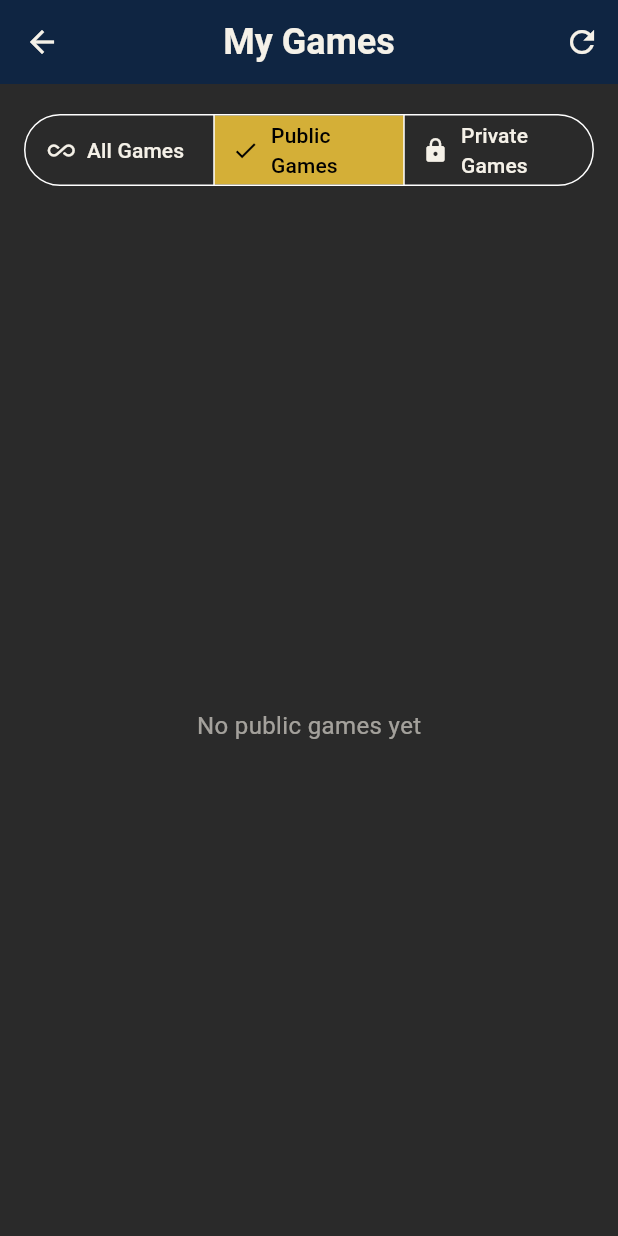
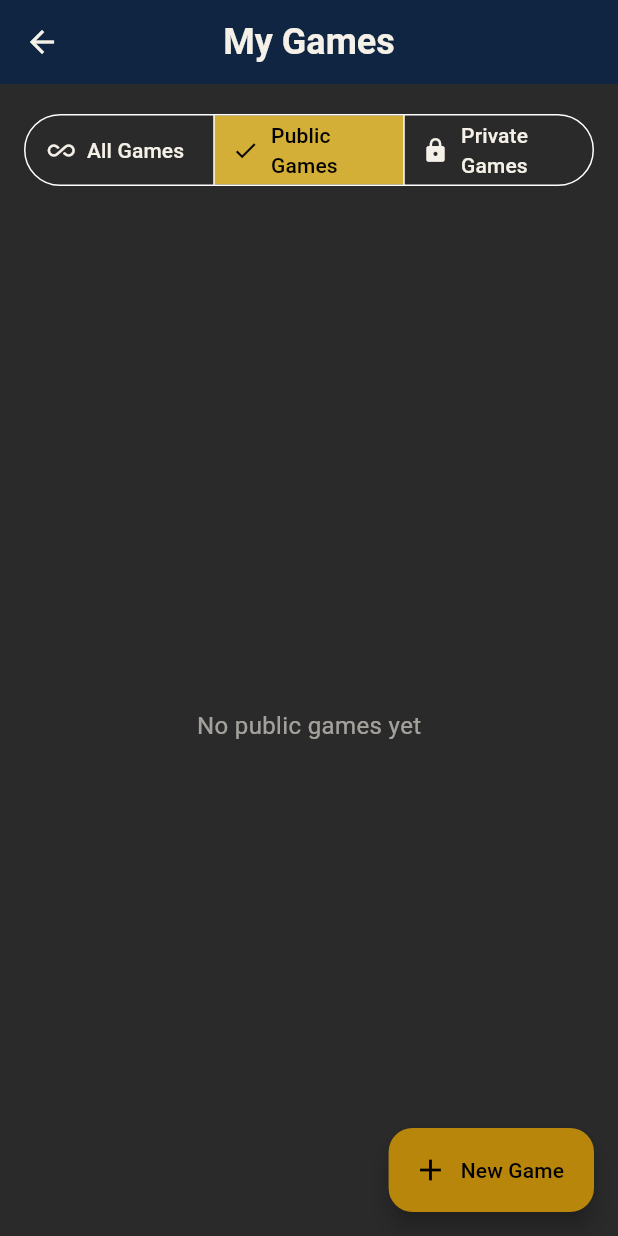
Before and after one commit to Benjination/Dice-Games, a Flutter app: the GameListScreen screen opened directly, after a tap on "My Saved Games", on a phone screen of 412 x 824 dp. Run offline on Flutter 3.47's test engine with Material 3 defaults, Android fonts, the phone set to English and light mode, and no system bars; our stand-ins replace cloud_firestore, firebase_analytics, firebase_auth, firebase_core, shared_preferences; accounts and stored records are empty.

Commit message:
Save game stuff

```diff
--- a/lib/screens/games/my_games_screen.dart
+++ b/lib/screens/games/my_games_screen.dart
@@ -2,10 +2,15 @@ import 'package:flutter/material.dart';
 import 'package:firebase_auth/firebase_auth.dart';
 
 import '../../models/saved_game.dart';
+import '../../models/squares_game.dart';
 import '../../services/game_service.dart';
+import '../../services/squares_service.dart';
 import '../../services/friends_service.dart';
 import '../../theme/dark_academia_theme.dart';
+import 'dice_builder_screen.dart';
 import 'dice_pool_screen.dart';
+import 'squares/squares_builder_screen.dart';
+import 'squares/squares_play_screen.dart';
 
 /// Filter options for game visibility
 enum GameFilter {
@@ -26,54 +31,66 @@ class MyGamesScreen extends StatefulWidget {
 }
 
 class _MyGamesScreenState extends State<MyGamesScreen> {
-  List<SavedGame>? _games;
-  bool _isLoading = true;
-  String? _error;
   GameFilter _currentFilter = GameFilter.public;
 
-  @override
-  void initState() {
-    super.initState();
-    _loadGames();
-  }
+  Future<void> _deleteSquaresGame(SquaresGame game) async {
+    final confirmed = await showDialog<bool>(
+      context: context,
+      builder: (context) => AlertDialog(
+        title: const Text('Delete Game'),
+        content: Text('Are you sure you want to delete "${game.name}"?'),
+        actions: [
+          TextButton(
+            onPressed: () => Navigator.pop(context, false),
+            child: const Text('Cancel'),
+          ),
+          FilledButton(
+            onPressed: () => Navigator.pop(context, true),
+            style: FilledButton.styleFrom(
+              backgroundColor: Colors.red,
+            ),
+            child: const Text('Delete'),
+          ),
+        ],
+      ),
+    );
 
-  Future<void> _loadGames() async {
-    setState(() {
-      _isLoading = true;
-      _error = null;
-    });
-
+    if (confirmed == true) {
       try {
-      final games = await GameService.loadUserGames();
+        await SquaresService.deleteGame(game.gameId);
         if (mounted) {
-        setState(() {
-          _games = games;
-          _isLoading = false;
-        });
+          ScaffoldMessenger.of(context).showSnackBar(
+            SnackBar(content: Text('Deleted "${game.name}"')),
+          );
         }
       } catch (e) {
         if (mounted) {
-        setState(() {
-          _error = e.toString();
-          _isLoading = false;
-        });
+          ScaffoldMessenger.of(context).showSnackBar(
+            SnackBar(content: Text('Error deleting game: $e')),
+          );
+        }
       }
     }
   }
 
-  /// Filters games based on the current filter selection
-  List<SavedGame> get _filteredGames {
-    if (_games == null) return [];
+  void _playSquaresGame(SquaresGame game) {
+    Navigator.push(
+      context,
+      MaterialPageRoute(
+        builder: (_) => SquaresPlayScreen(game: game),
+      ),
+    );
+  }
 
-    switch (_currentFilter) {
-      case GameFilter.all:
-        return _games!;
-      case GameFilter.public:
-        return _games!.where((game) => game.isPublic).toList();
-      case GameFilter.private:
-        return _games!.where((game) => !game.isPublic).toList();
+  void _editSquaresGame(SquaresGame game) {
+    Navigator.push(
+      context,
+      MaterialPageRoute(
+        builder: (_) => SquaresBuilderScreen(existingGame: game),
+      ),
+    );
   }
-  }
+
 
   Future<void> _deleteGame(SavedGame game) async {
     final confirmed = await showDialog<bool>(
@@ -230,31 +247,13 @@ class _MyGamesScreenState extends State<MyGamesScreen> {
     return Scaffold(
       appBar: AppBar(
         title: const Text('My Games'),
-        actions: [
-          IconButton(
-            onPressed: _loadGames,
-            icon: const Icon(Icons.refresh),
-            tooltip: 'Refresh',
       ),
-        ],
+      floatingActionButton: FloatingActionButton.extended(
+        onPressed: () => _showCreateGameMenu(context),
+        icon: const Icon(Icons.add),
+        label: const Text('New Game'),
       ),
-      body: _isLoading
-          ? const Center(child: CircularProgressIndicator())
-          : _error != null
-              ? Center(
-                  child: Column(
-                    mainAxisAlignment: MainAxisAlignment.center,
-                    children: [
-                      Text('Error: $_error'),
-                      const SizedBox(height: 16),
-                      FilledButton(
-                        onPressed: _loadGames,
-                        child: const Text('Retry'),
-                      ),
-                    ],
-                  ),
-                )
-              : Column(
+      body: Column(
         children: [
           // Filter buttons
           Container(
@@ -283,10 +282,57 @@ class _MyGamesScreenState extends State<MyGamesScreen> {
               },
             ),
           ),
-                    // Games list
+          // Combined games list
           Expanded(
-                      child: _filteredGames.isEmpty
-                          ? Center(
+            child: StreamBuilder<List<SavedGame>>(
+              stream: GameService.loadUserGames().asStream().map((games) => games),
+              builder: (context, dicePoolSnapshot) {
+                return StreamBuilder<List<SquaresGame>>(
+                  stream: SquaresService.getMyGames(),
+                  builder: (context, squaresSnapshot) {
+                    // Handle loading state
+                    if (dicePoolSnapshot.connectionState == ConnectionState.waiting ||
+                        squaresSnapshot.connectionState == ConnectionState.waiting) {
+                      return const Center(child: CircularProgressIndicator());
+                    }
+
+                    // Handle errors
+                    if (dicePoolSnapshot.hasError || squaresSnapshot.hasError) {
+                      return Center(
+                        child: Text('Error loading games'),
+                      );
+                    }
+
+                    final dicePoolGames = dicePoolSnapshot.data ?? [];
+                    final squaresGames = squaresSnapshot.data ?? [];
+
+                    // Filter based on current filter
+                    final filteredDicePool = dicePoolGames.where((game) {
+                      switch (_currentFilter) {
+                        case GameFilter.all:
+                          return true;
+                        case GameFilter.public:
+                          return game.isPublic;
+                        case GameFilter.private:
+                          return !game.isPublic;
+                      }
+                    }).toList();
+
+                    final filteredSquares = squaresGames.where((game) {
+                      switch (_currentFilter) {
+                        case GameFilter.all:
+                          return true;
+                        case GameFilter.public:
+                          return game.isPublic;
+                        case GameFilter.private:
+                          return !game.isPublic;
+                      }
+                    }).toList();
+
+                    final totalGames = filteredDicePool.length + filteredSquares.length;
+
+                    if (totalGames == 0) {
+                      return Center(
                         child: Text(
                           _currentFilter == GameFilter.public
                               ? 'No public games yet'
@@ -298,12 +344,87 @@ class _MyGamesScreenState extends State<MyGamesScreen> {
                             fontSize: 16,
                           ),
                         ),
-                            )
-                          : ListView.builder(
+                      );
+                    }
+
+                    return ListView.builder(
                       padding: const EdgeInsets.all(16),
-                              itemCount: _filteredGames.length,
+                      itemCount: totalGames,
                       itemBuilder: (context, index) {
-                                final game = _filteredGames[index];
+                        // Show Squares games first, then dice pool games
+                        if (index < filteredSquares.length) {
+                          return _buildSquaresCard(filteredSquares[index]);
+                        } else {
+                          return _buildDicePoolCard(filteredDicePool[index - filteredSquares.length]);
+                        }
+                      },
+                    );
+                  },
+                );
+              },
+            ),
+          ),
+        ],
+      ),
+    );
+  }
+
+  Widget _buildSquaresCard(SquaresGame game) {
+    return Card(
+      margin: const EdgeInsets.only(bottom: 12),
+      child: ListTile(
+        leading: CircleAvatar(
+          backgroundColor: DarkAcademiaColors.navyBlue,
+          child: const Icon(
+            Icons.grid_on,
+            color: DarkAcademiaColors.antiqueBrass,
+          ),
+        ),
+        title: Text(
+          game.name,
+          style: const TextStyle(fontWeight: FontWeight.bold),
+        ),
+        subtitle: Column(
+          crossAxisAlignment: CrossAxisAlignment.start,
+          children: [
+            Text(
+              'Squares ${game.xDieSides}×${game.yDieSides}${game.is3DMode ? '×${game.zDieSides}' : ''} • ${game.category}',
+            ),
+            if (game.isPublic)
+              const Text(
+                'Public',
+                style: TextStyle(
+                  color: DarkAcademiaColors.antiqueBrass,
+                  fontSize: 12,
+                ),
+              ),
+          ],
+        ),
+        trailing: PopupMenuButton<String>(
+          onSelected: (value) {
+            if (value == 'edit') {
+              _editSquaresGame(game);
+            } else if (value == 'delete') {
+              _deleteSquaresGame(game);
+            }
+          },
+          itemBuilder: (context) => [
+            const PopupMenuItem(
+              value: 'edit',
+              child: Text('Edit'),
+            ),
+            const PopupMenuItem(
+              value: 'delete',
+              child: Text('Delete'),
+            ),
+          ],
+        ),
+        onTap: () => _playSquaresGame(game),
+      ),
+    );
+  }
+
+  Widget _buildDicePoolCard(SavedGame game) {
     return Card(
       margin: const EdgeInsets.only(bottom: 12),
       child: ListTile(
@@ -327,7 +448,7 @@ class _MyGamesScreenState extends State<MyGamesScreen> {
           crossAxisAlignment: CrossAxisAlignment.start,
           children: [
             Text(
-                                  '${game.dice.length} dice • Updated ${_formatDate(game.updatedAt)}',
+              'Dice Pool • ${game.dice.length} dice • Updated ${_formatDate(game.updatedAt)}',
             ),
             if (game.isPublic)
               const Text(
@@ -356,13 +477,11 @@ class _MyGamesScreenState extends State<MyGamesScreen> {
             }
           },
           itemBuilder: (context) => [
-                                // Only show share option for games created by current user
             if (game.creatorUid == FirebaseAuth.instance.currentUser?.uid)
               const PopupMenuItem(
                 value: 'share',
                 child: Text('Share with Friend'),
               ),
-                                // Only allow delete for created games, not shared games
             if (game.creatorUid == FirebaseAuth.instance.currentUser?.uid)
               const PopupMenuItem(
                 value: 'delete',
@@ -373,10 +492,45 @@ class _MyGamesScreenState extends State<MyGamesScreen> {
         onTap: () => _playGame(game),
       ),
     );
+  }
+
+  void _showCreateGameMenu(BuildContext context) {
+    showModalBottomSheet(
+      context: context,
+      builder: (context) => SafeArea(
+        child: Column(
+          mainAxisSize: MainAxisSize.min,
+          children: [
+            ListTile(
+              leading: const Icon(Icons.casino, color: DarkAcademiaColors.antiqueBrass),
+              title: const Text('Create Dice Pool Game'),
+              subtitle: const Text('Traditional dice rolling game'),
+              onTap: () {
+                Navigator.pop(context);
+                Navigator.push(
+                  context,
+                  MaterialPageRoute(
+                    builder: (context) => const DiceBuilderScreen(),
+                  ),
+                );
               },
             ),
+            ListTile(
+              leading: const Icon(Icons.grid_on, color: DarkAcademiaColors.navyBlue),
+              title: const Text('Create Squares Game'),
+              subtitle: const Text('Grid-based outcome game'),
+              onTap: () {
+                Navigator.pop(context);
+                Navigator.push(
+                  context,
+                  MaterialPageRoute(
+                    builder: (context) => const SquaresBuilderScreen(),
+                  ),
+                );
+              },
             ),
           ],
+        ),
       ),
     );
   }
--- a/lib/screens/landing_page.dart
+++ b/lib/screens/landing_page.dart
@@ -10,7 +10,7 @@ import './games/browse_public_games_screen.dart';
 import './games/farkle/farkle_mode_screen.dart';
 import './games/pig/pig_mode_screen.dart';
 import './games/dice_poker/dice_poker_mode_screen.dart';
-import './games/squares/squares_builder_screen.dart';
+
 import './moderator/moderator_screen.dart';
 import './settings/settings_screen.dart';
 import './social/friends_screen.dart';
@@ -570,9 +570,10 @@ class _GameListScreenState extends State<GameListScreen> {
                   'Perfect for workouts, date nights, or any activity!',
               icon: Icons.grid_on,
               onPlay: () {
+                // Navigate to My Games tab where Squares games are shown
                 Navigator.of(context).push(
                   MaterialPageRoute(
-                    builder: (_) => const SquaresBuilderScreen(),
+                    builder: (_) => const MyGamesScreen(),
                   ),
                 );
               },
```
Lines whose indentation alone changed are shown as unchanged.
